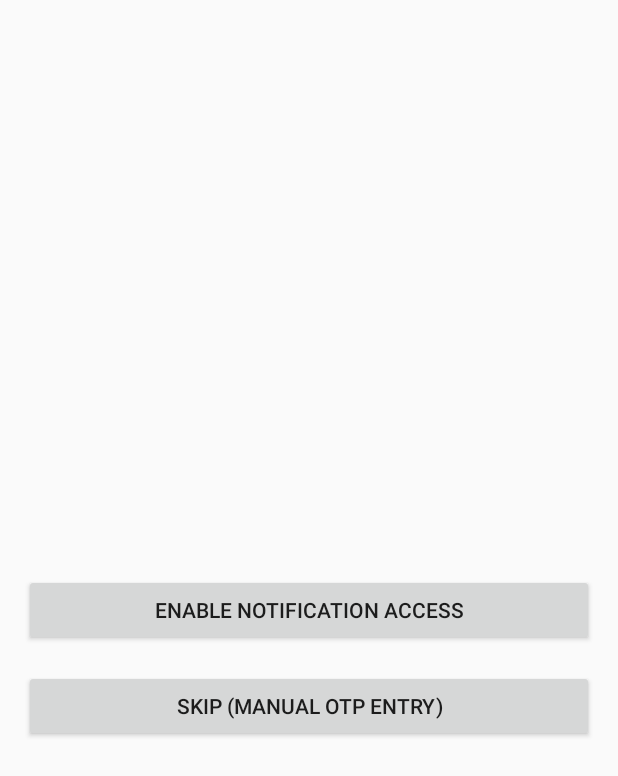
After one commit to labubuu123/CLiC, an Android app built with Jetpack Compose: the layout activity_permission.xml on its own in the app's theme, with its tools: preview values and no code run, on a phone screen of 412 x 824 dp. The commit adds this screen. Shown: the top 776 px of the screen. Run offline under Robolectric (Android 15) with nearby library versions, the phone set to English and light mode, and no system bars.

Commit message:
Updated project with new features/fixes

```diff
--- /dev/null
+++ b/app/src/main/res/layout/activity_permission.xml
@@ -0,0 +1,29 @@
+<?xml version="1.0" encoding="utf-8"?>
+<LinearLayout xmlns:android="http://schemas.android.com/apk/res/android"
+    android:layout_width="match_parent"
+    android:layout_height="match_parent"
+    android:orientation="vertical"
+    android:padding="16dp"
+    android:gravity="center">
+
+    <TextView
+        android:id="@+id/explanation_text"
+        android:layout_width="match_parent"
+        android:layout_height="wrap_content"
+        android:textSize="16sp"
+        android:layout_marginBottom="32dp"/>
+
+    <Button
+        android:id="@+id/enable_button"
+        android:layout_width="match_parent"
+        android:layout_height="wrap_content"
+        android:text="Enable Notification Access" />
+
+    <Button
+        android:id="@+id/skip_button"
+        android:layout_width="match_parent"
+        android:layout_height="wrap_content"
+        android:text="Skip (Manual OTP Entry)"
+        android:layout_marginTop="16dp"/>
+
+</LinearLayout>
```
Also changed, not shown: app/src/main/AndroidManifest.xml (+19 -4 lines), app/src/main/java/com/example/clic/MainActivity.java (+101 -25 lines), app/src/main/java/com/example/clic/NotificationService.java (added, +65 -0 lines), app/src/main/java/com/example/clic/PermissionActivity.java (added, +66 -0 lines), 2 other files.
